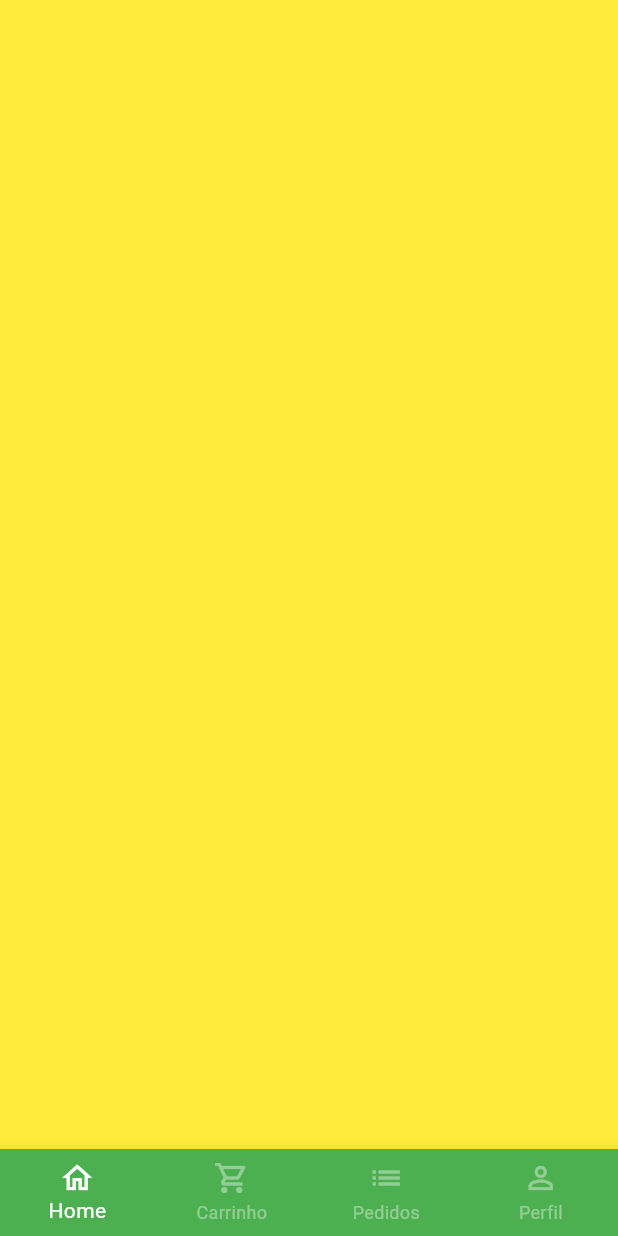
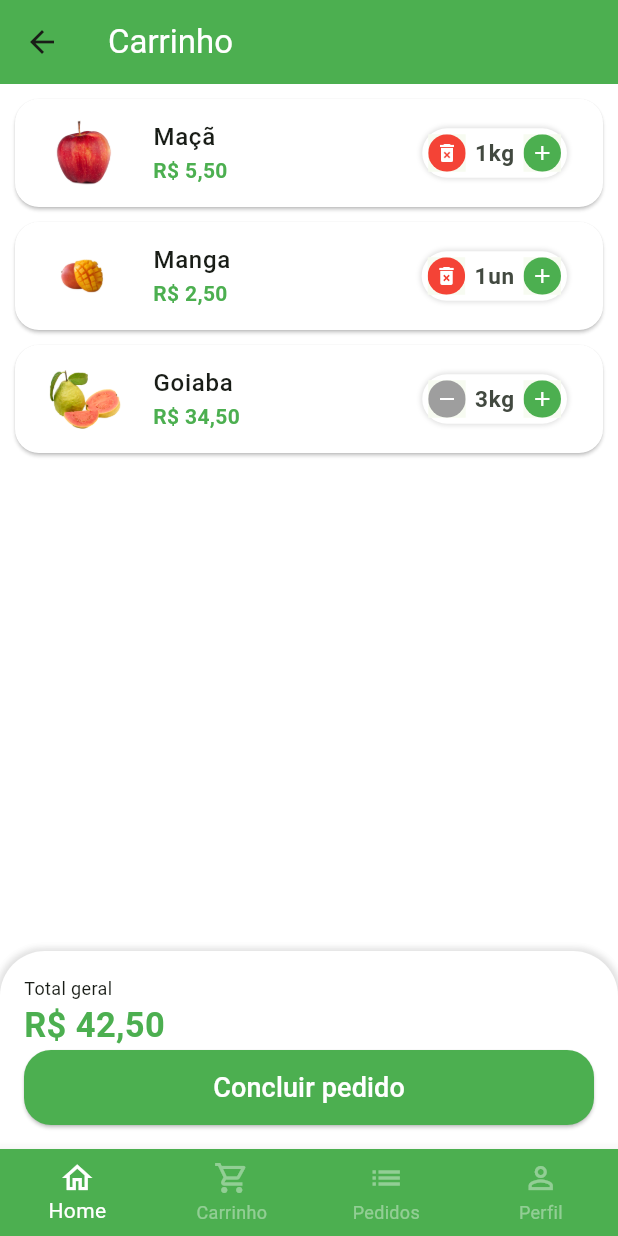
Before and after one commit to lucasletro/GreenGrocer, a Flutter app: the BaseScreen screen opened directly, swiped to page 2, on a phone screen of 412 x 824 dp. Run offline on Flutter 3.47's test engine with Material 2 defaults, Android fonts, the phone set to English and light mode, and no system bars; our stand-ins replace animated_text_kit, mask_text_input_formatter.

Commit message:
Tela do carrinho(Cart Tab).

```diff
--- a/lib/src/config/app_data.dart
+++ b/lib/src/config/app_data.dart
@@ -2,6 +2,8 @@
 //USAR NO APP.
 
 import 'package:greengrocer/src/models/item_model.dart';
+
+import '../models/cart_item_model.dart';
 
 ItemModel apple = ItemModel(
   description:
@@ -67,6 +69,7 @@ List<ItemModel> items = [
   papaya,
 ];
 
+//lista de categorias
 List<String> categories = [
   "Frutas",
   "Grãos",
@@ -74,3 +77,21 @@ List<String> categories = [
   "Temperos",
   "Cereais",
 ];
+
+//lista de produtos do carrinho
+//vamos usar esta lista para
+//apresentar os produtos na tela do carrinho.
+List<CartItemModel> cartItems = [
+  CartItemModel(
+    item: apple,
+    quantity: 1,
+  ),
+  CartItemModel(
+    item: mango,
+    quantity: 1,
+  ),
+  CartItemModel(
+    item: guava,
+    quantity: 3,
+  ),
+];
--- /dev/null
+++ b/lib/src/models/cart_item_model.dart
@@ -0,0 +1,19 @@
+import 'package:greengrocer/src/models/item_model.dart';
+
+//vamos criar uma instancia de CartItemModel
+//na classe app_data.
+
+class CartItemModel {
+  ItemModel item;
+  int quantity;
+
+  CartItemModel({
+    required this.item,
+    required this.quantity,
+  });
+
+//vai retornar o preço total do produto
+  double totalPrice() {
+    return item.price * quantity;
+  }
+}
--- a/lib/src/pages/base/base_screen.dart
+++ b/lib/src/pages/base/base_screen.dart
@@ -1,5 +1,5 @@
 import 'package:flutter/material.dart';
-
+import '../cart/cart_tab.dart';
 import '../home/home_tab.dart';
 
 
@@ -23,7 +23,7 @@ class _BaseScreenState extends State<BaseScreen> {
         controller: pageController,
         children: [
           const HomeTab(),
-          Container(color: Colors.yellow,),
+          CartTab(),
           Container(color: Colors.blue,),
           Container(color: Colors.purple,),
         ],
--- /dev/null
+++ b/lib/src/pages/cart/cart_tab.dart
@@ -0,0 +1,168 @@
+import 'package:flutter/material.dart';
+import 'package:greengrocer/src/models/cart_item_model.dart';
+import 'package:greengrocer/src/pages/cart/components/cart_tile.dart';
+import 'package:greengrocer/src/services/utils_services.dart';
+import 'package:greengrocer/src/config/app_data.dart' as appData;
+
+class CartTab extends StatefulWidget {
+  const CartTab({Key? key}) : super(key: key);
+
+  @override
+  State<CartTab> createState() => _CartTabState();
+}
+
+class _CartTabState extends State<CartTab> {
+  //vamos usar esta classe para a formatação correta dos valores
+  final UtilsServices utilsServices = UtilsServices();
+
+  //metodo para remover item do carrinho
+  void removeItemFromCart(CartItemModel cartItem){
+    setState(() {
+      appData.cartItems.remove(cartItem);
+    });
+  }
+
+  //metodo para retornar o valor total de todos os produtos
+  double cartTotalPRice(){
+    double total = 0;
+    for(var item in appData.cartItems){
+      total += item.totalPrice();
+    }
+    return total;
+  }
+
+  @override
+  Widget build(BuildContext context) {
+    return Scaffold(
+      appBar: AppBar(
+        backgroundColor: Colors.green,
+        title: const Text(
+          "Carrinho",
+          style: TextStyle(
+            color: Colors.white,
+          ),
+        ),
+      ),
+
+      body: Column(
+        children: [
+          Expanded(
+            child: ListView.builder(
+              //quantos items vamos ter na lista
+              //esses items estão na clase app_data
+              itemCount: appData.cartItems.length,
+              itemBuilder: (_, index){
+                return CartTile(
+                  cartItem: appData.cartItems[index],
+                  remove: removeItemFromCart,
+                );
+              },
+            ),
+          ),
+
+
+          //CONTAINER BRANCO COM BORDAS ARREDONDADAS
+          Container(
+            padding: const EdgeInsets.all(16),
+            decoration: BoxDecoration(
+              color: Colors.white,
+              borderRadius:
+                  const BorderRadius.vertical(top: Radius.circular(30)),
+              boxShadow: [
+                //sombreamento
+                BoxShadow(
+                  color: Colors.grey.shade300,
+                  blurRadius: 3,
+                  spreadRadius: 2,
+                ),
+              ],
+            ),
+            child: Column(
+              crossAxisAlignment: CrossAxisAlignment.stretch,
+              children: [
+                //Text
+                const Text(
+                  "Total geral",
+                  style: TextStyle(
+                    fontSize: 12,
+                  ),
+                ),
+
+                //valor total
+                Text(
+                  utilsServices.priceToCurrency(cartTotalPRice()),
+                  style: const TextStyle(
+                    fontSize: 23,
+                    color: Colors.green,
+                    fontWeight: FontWeight.bold,
+                  ),
+                ),
+
+                //botao para concluir o pedido
+                SizedBox(
+                  height: 50,
+                  child: ElevatedButton(
+                    style: ElevatedButton.styleFrom(
+                      backgroundColor: Colors.green,
+                      shape: RoundedRectangleBorder(
+                        borderRadius: BorderRadius.circular(18),
+                      ),
+                    ),
+                    onPressed: () async {
+                      bool? result = await showOrderConfirmation();
+                      print(result);
+                    },
+                    child: const Text(
+                      "Concluir pedido",
+                      style: TextStyle(
+                        fontSize: 18,
+                        color: Colors.white,
+                      ),
+                    ),
+                  ),
+                ),
+              ],
+            ),
+          ),
+        ],
+      ),
+    );
+  }
+
+  Future<bool?> showOrderConfirmation(){
+    return showDialog<bool>(
+      context: context,
+      builder: (context){
+        return AlertDialog(
+          shape: RoundedRectangleBorder(
+            borderRadius: BorderRadius.circular(20),
+          ),
+          title: const Text("Confirmação"),
+          content: const Text("Deseja realmente concluir o pedido?"),
+          actions: [
+            TextButton(
+              onPressed: (){
+                Navigator.of(context).pop(false);
+              },
+              child: const Text("Não"),
+            ),
+
+            ElevatedButton(
+              style: ElevatedButton.styleFrom(
+                backgroundColor: Colors.green,
+                shape: RoundedRectangleBorder(
+                  borderRadius: BorderRadius.circular(20),
+                ),
+              ),
+                onPressed: (){
+                  Navigator.of(context).pop(true);
+                },
+                child: const Text("Sim", style: TextStyle(color: Colors.white),),
+            ),
+          ],
+        );
+      },
+    );
+  }
+
+}
--- /dev/null
+++ b/lib/src/pages/cart/components/cart_tile.dart
@@ -0,0 +1,79 @@
+import 'package:flutter/material.dart';
+import 'package:greengrocer/src/models/cart_item_model.dart';
+import 'package:greengrocer/src/pages/common_widgets/quantity_widget.dart';
+import 'package:greengrocer/src/services/utils_services.dart';
+
+//widget que vai apresentar as informações
+//dos produto do carrinho.
+//vai ser usada na classe cart_tab.
+
+class CartTile extends StatefulWidget {
+  final CartItemModel cartItem;
+  final Function(CartItemModel) remove; //remover item do carrinho
+
+  const CartTile({
+    Key? key,
+    required this.cartItem,
+    required this.remove,
+  }) : super(key: key);
+
+  @override
+  State<CartTile> createState() => _CartTileState();
+}
+
+class _CartTileState extends State<CartTile> {
+  final UtilsServices utilsServices = UtilsServices();
+
+  @override
+  Widget build(BuildContext context) {
+    return Card(
+      margin: const EdgeInsets.fromLTRB(10, 10, 10, 0),
+      color: Colors.white,
+      shape: RoundedRectangleBorder(
+        borderRadius: BorderRadius.circular(16),
+      ),
+      child: ListTile(
+        //IMAGEM DO PRODUTO
+        leading: Image.asset(
+          widget.cartItem.item.imgUrl,
+          height: 60,
+          width: 60,
+        ),
+
+        //NOME DO PRODUTO
+        title: Text(
+          widget.cartItem.item.itemName,
+          style: const TextStyle(
+            fontWeight: FontWeight.w500,
+          ),
+        ),
+
+        //PREÇO DO PRODUTO
+        subtitle: Text(
+          utilsServices.priceToCurrency(widget.cartItem.totalPrice()),
+          style:
+              const TextStyle(color: Colors.green, fontWeight: FontWeight.bold),
+        ),
+
+        //WIDGET DE QUANTIDADE
+        trailing: QuantityWidget(
+          suffixText: widget.cartItem.item.unit,
+          value: widget.cartItem.quantity,
+          result: (quantity) {
+            setState(() {
+              //vai receber a quantidade(quantity) atualizada que vem do QuantityWidget.
+              widget.cartItem.quantity = quantity;
+              if(quantity == 0){
+                //remover item do carrinho
+                //este widget vai ser removido na cart_tab.
+                widget.remove(widget.cartItem);
+              }
+
+            });
+          },
+          isRemovable: true,
+        ),
+      ),
+    );
+  }
+}
--- a/lib/src/pages/common_widgets/quantity_widget.dart
+++ b/lib/src/pages/common_widgets/quantity_widget.dart
@@ -1,17 +1,23 @@
 import 'package:flutter/material.dart';
+
+//este widget de quantidade vai ser usado nas classes
+//product_screen e cart_tile.
 
 class QuantityWidget extends StatelessWidget {
   final int value; //valor de quantidade
-  final String suffixText; //testo ao lado da quantidade (kg, unidade etc...)
+  final String suffixText; //texto ao lado da quantidade (kg, unidade etc...)
   //result precisa receber no parametro uma quantidade
   //de um valor inteiro.
   final Function(int quantity) result;
+
+  final bool isRemovable; //indicar se o botao de quantidade vai ser removivel ou não.
 
   const QuantityWidget({
     Key? key,
     required this.suffixText,
     required this.value,
     required this.result,
+    this.isRemovable = false, //inicialmente este botao nao vai ser removivel
   }) : super(key: key);
 
   @override
@@ -31,14 +37,20 @@ class QuantityWidget extends StatelessWidget {
         ],
       ),
 
+
       child: Row(
+        //para que a row cresça o minimo possivel
+        mainAxisSize: MainAxisSize.min,
         children: [
+
           //BOTÃO DE DIMINUIR A QUANTIDADE
           Material(
             child: InkWell(
               borderRadius: BorderRadius.circular(50),
               onTap: () {
-                if(value == 1){
+                //se o valor for 1 e o widget nao for removivel
+                //nao acontece nada
+                if(value == 1 && !isRemovable){
                   return;
                 }
                 int resultCount = value - 1;
@@ -47,12 +59,14 @@ class QuantityWidget extends StatelessWidget {
               child: Ink(
                 height: 25,
                 width: 25,
-                decoration: const BoxDecoration(
-                  color: Colors.grey,
+                decoration: BoxDecoration(
+                  color: !isRemovable || value > 1 ? Colors.grey : Colors.red,
                   shape: BoxShape.circle,
                 ),
-                child: const Icon(
-                  Icons.remove,
+                child: Icon(
+                  //se o botão não for removivel(isRemovable = false)
+                  //ou se aquantidade for maior que 1 apresneta o icone remove.
+                  !isRemovable || value > 1 ? Icons.remove : Icons.delete_forever,
                   color: Colors.white,
                   size: 16,
                 ),
```
Also changed, not shown: lib/src/pages/product/product_screen.dart (line endings or trailing spaces).
